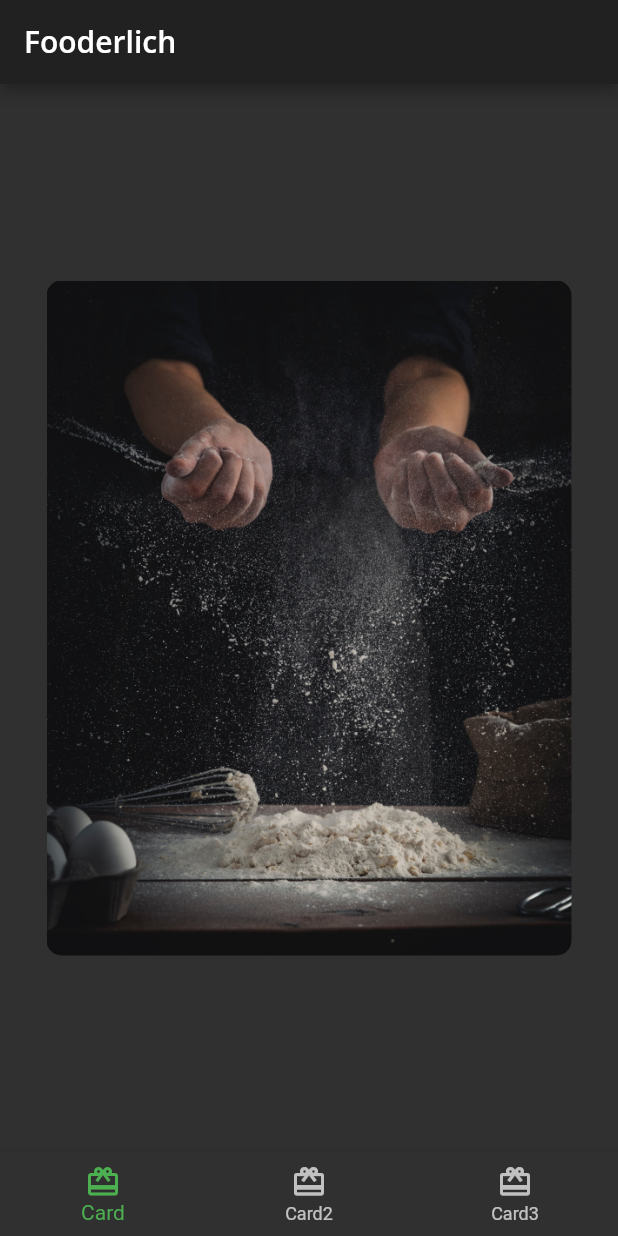
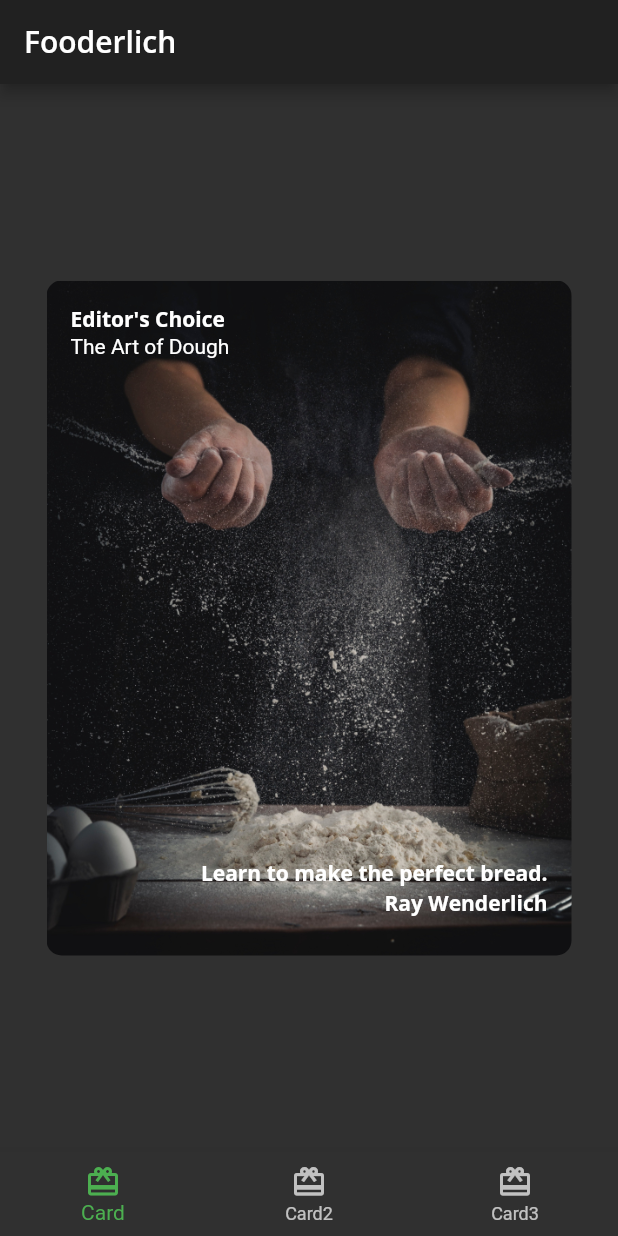
Before and after one commit to ykkd/flutter_basic_widgets, a Flutter app: the screen it shows after launch, on a phone screen of 412 x 824 dp. Run offline on Flutter 3.47's test engine with Material 2 defaults, Android fonts, the phone set to English and light mode, and no system bars; our stand-ins replace google_fonts.

Commit message:
composed Card1

```diff
--- a/lib/presentation/main/main.dart
+++ b/lib/presentation/main/main.dart
@@ -3,12 +3,10 @@ import '../Theme/fooderlich_theme.dart';
 import '../../presentation/home/home.dart';
 
 void main() {
-  // 1
   runApp(const Fooderlich());
 }
 
 class Fooderlich extends StatelessWidget {
-  // 2
   const Fooderlich({Key? key}) : super(key: key);
 
   @override
--- a/lib/presentation/parts/card/card1.dart
+++ b/lib/presentation/parts/card/card1.dart
@@ -1,4 +1,5 @@
 import 'package:flutter/material.dart';
+import '../../Theme/fooderlich_theme.dart';
 
 class Card1 extends StatelessWidget {
   final String category = "Editor's Choice";
@@ -22,6 +23,27 @@ class Card1 extends StatelessWidget {
           ),
           borderRadius: const BorderRadius.all(Radius.circular(10.0)),
         ),
+        child: Stack(
+          children: [
+            Text(category, style: FooderlichTheme.darkTextTheme.bodyText1),
+            Positioned(
+              child:
+                  Text(title, style: FooderlichTheme.darkTextTheme.headline5),
+              top: 20,
+            ),
+            Positioned(
+              child: Text(description,
+                  style: FooderlichTheme.darkTextTheme.bodyText1),
+              bottom: 30,
+              right: 0,
+            ),
+            Positioned(
+              child: Text(chef, style: FooderlichTheme.darkTextTheme.bodyText1),
+              bottom: 10,
+              right: 0,
+            ),
+          ],
+        ),
       ),
     );
   }
```
Also changed, not shown: 13 other files.
